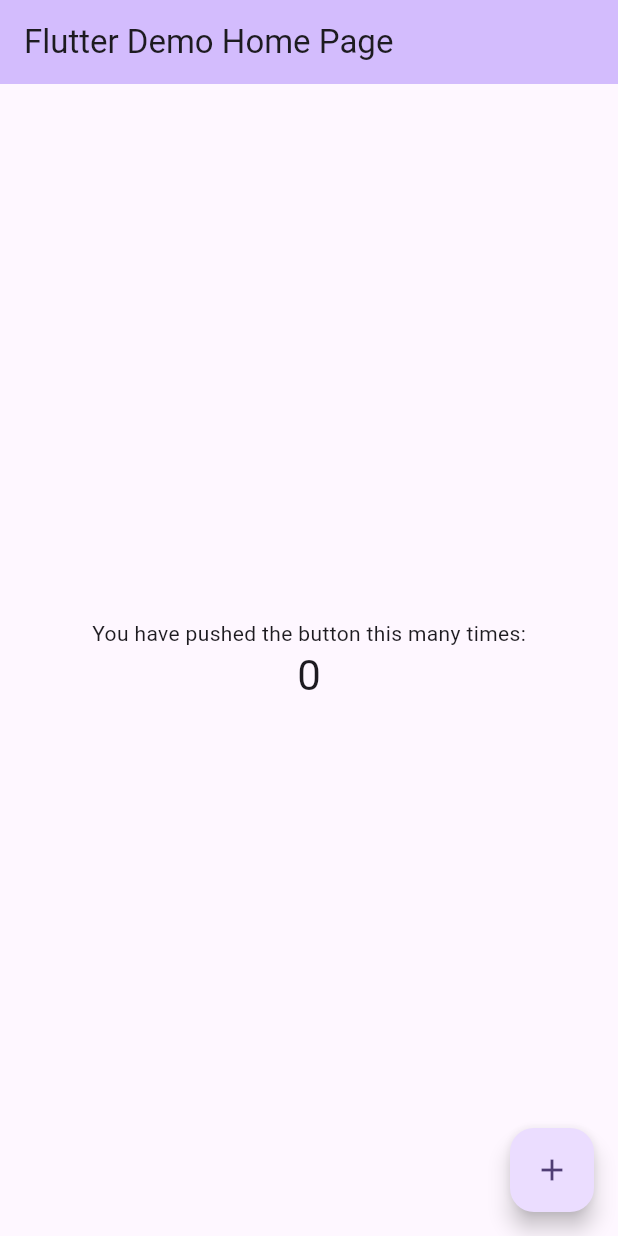
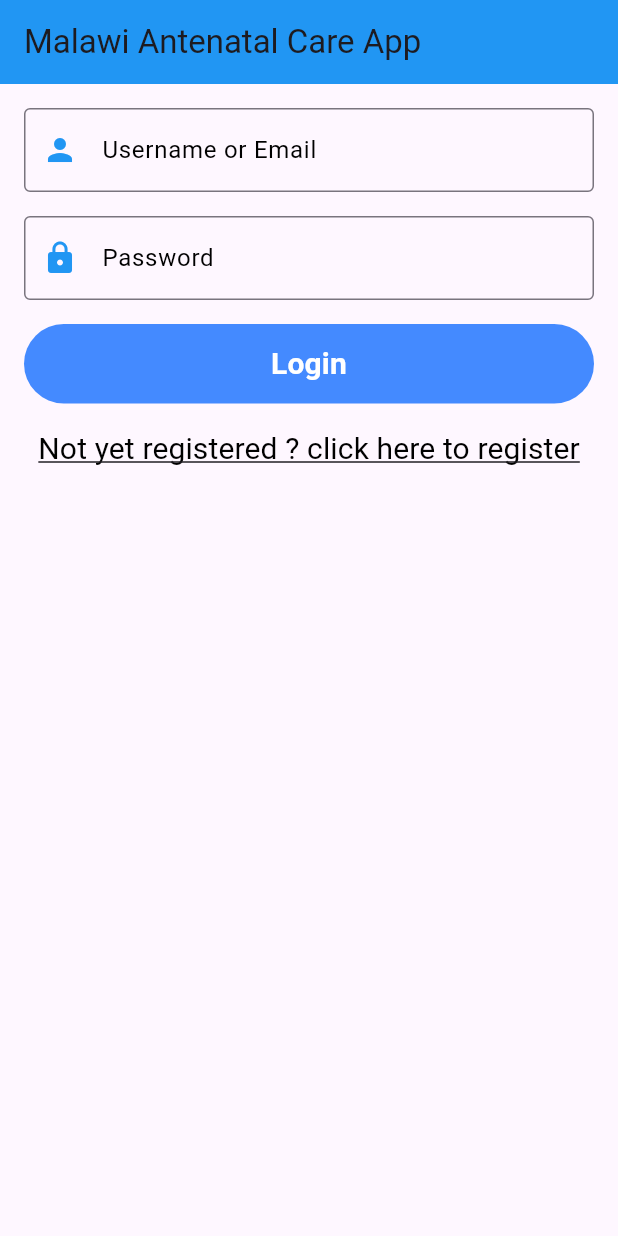
Before and after one commit to yankhofunsani/mw_antenalcare, a Flutter app: the screen it shows after launch, on a phone screen of 412 x 824 dp. Run offline on Flutter 3.47's test engine with Material 3 defaults, Android fonts, the phone set to English and light mode, and no system bars; our stand-ins replace firebase_core; accounts and stored records are empty.

Commit message:
bulding homepage

```diff
--- a/lib/main.dart
+++ b/lib/main.dart
@@ -1,122 +1,95 @@
 import 'package:flutter/material.dart';
 
 void main() {
-  runApp(const MyApp());
+  runApp(
+     MaterialApp(
+     title: 'antenatal care app',
+      theme: ThemeData(
+        primarySwatch: Colors.blue,
+      ),
+      home: const HomePage()
+      ,)
+  );
 }
+// LANDING PAGE CODE
+class HomePage extends StatelessWidget{
+  const HomePage({Key? key}): super(key: key);
 
-class MyApp extends StatelessWidget {
-  const MyApp({super.key});
-
-  // This widget is the root of your application.
-  @override
-  Widget build(BuildContext context) {
-    return MaterialApp(
-      title: 'Flutter Demo',
-      theme: ThemeData(
-        // This is the theme of your application.
-        //
-        // TRY THIS: Try running your application with "flutter run". You'll see
-        // the application has a purple toolbar. Then, without quitting the app,
-        // try changing the seedColor in the colorScheme below to Colors.green
-        // and then invoke "hot reload" (save your changes or press the "hot
-        // reload" button in a Flutter-supported IDE, or press "r" if you used
-        // the command line to start the app).
-        //
-        // Notice that the counter didn't reset back to zero; the application
-        // state is not lost during the reload. To reset the state, use hot
-        // restart instead.
-        //
-        // This works for code too, not just values: Most code changes can be
-        // tested with just a hot reload.
-        colorScheme: ColorScheme.fromSeed(seedColor: Colors.deepPurple),
+@override
+Widget build(BuildContext context) {
+  final List<Widget> formItems = [
+    TextField(
+      decoration: InputDecoration(
+        labelText: 'Username or Email',
+        border: OutlineInputBorder(),
+        prefixIcon: Icon(Icons.person, color: Colors.blue),
+        labelStyle: TextStyle(fontSize: 16, color: Colors.black, fontFamily: 'Roboto'),
       ),
-      home: const MyHomePage(title: 'Flutter Demo Home Page'),
-    );
-  }
-}
-
-class MyHomePage extends StatefulWidget {
-  const MyHomePage({super.key, required this.title});
-
-  // This widget is the home page of your application. It is stateful, meaning
-  // that it has a State object (defined below) that contains fields that affect
-  // how it looks.
-
-  // This class is the configuration for the state. It holds the values (in this
-  // case the title) provided by the parent (in this case the App widget) and
-  // used by the build method of the State. Fields in a Widget subclass are
-  // always marked "final".
-
-  final String title;
-
-  @override
-  State<MyHomePage> createState() => _MyHomePageState();
-}
-
-class _MyHomePageState extends State<MyHomePage> {
-  int _counter = 0;
-
-  void _incrementCounter() {
-    setState(() {
-      // This call to setState tells the Flutter framework that something has
-      // changed in this State, which causes it to rerun the build method below
-      // so that the display can reflect the updated values. If we changed
-      // _counter without calling setState(), then the build method would not be
-      // called again, and so nothing would appear to happen.
-      _counter++;
-    });
-  }
-
-  @override
-  Widget build(BuildContext context) {
-    // This method is rerun every time setState is called, for instance as done
-    // by the _incrementCounter method above.
-    //
-    // The Flutter framework has been optimized to make rerunning build methods
-    // fast, so that you can just rebuild anything that needs updating rather
-    // than having to individually change instances of widgets.
-    return Scaffold(
-      appBar: AppBar(
-        // TRY THIS: Try changing the color here to a specific color (to
-        // Colors.amber, perhaps?) and trigger a hot reload to see the AppBar
-        // change color while the other colors stay the same.
-        backgroundColor: Theme.of(context).colorScheme.inversePrimary,
-        // Here we take the value from the MyHomePage object that was created by
-        // the App.build method, and use it to set our appbar title.
-        title: Text(widget.title),
+    ),
+    TextField(
+      obscureText: true,
+      decoration: InputDecoration(
+        labelText: "Password",
+        border: OutlineInputBorder(),
+        prefixIcon: Icon(Icons.lock, color: Colors.blue),
+        labelStyle: TextStyle(fontSize: 16, color: Colors.black, fontFamily: 'Roboto'),
       ),
-      body: Center(
-        // Center is a layout widget. It takes a single child and positions it
-        // in the middle of the parent.
-        child: Column(
-          // Column is also a layout widget. It takes a list of children and
-          // arranges them vertically. By default, it sizes itself to fit its
-          // children horizontally, and tries to be as tall as its parent.
-          //
-          // Column has various properties to control how it sizes itself and
-          // how it positions its children. Here we use mainAxisAlignment to
-          // center the children vertically; the main axis here is the vertical
-          // axis because Columns are vertical (the cross axis would be
-          // horizontal).
-          //
-          // TRY THIS: Invoke "debug painting" (choose the "Toggle Debug Paint"
-          // action in the IDE, or press "p" in the console), to see the
-          // wireframe for each widget.
-          mainAxisAlignment: MainAxisAlignment.center,
-          children: <Widget>[
-            const Text('You have pushed the button this many times:'),
-            Text(
-              '$_counter',
-              style: Theme.of(context).textTheme.headlineMedium,
-            ),
-          ],
+    ),
+    TextButton(
+      onPressed: () async {
+        // login logic
+      },
+      style: TextButton.styleFrom(
+        padding: EdgeInsets.symmetric( vertical: 12),
+        backgroundColor: Colors.blueAccent,
+      ),
+      child: Text(
+        'Login',
+        textAlign: TextAlign.center,
+        style: TextStyle(
+          fontSize: 20,
+          fontWeight: FontWeight.bold,
+          color: Colors.white,
+          fontFamily: 'Roboto',
         ),
       ),
-      floatingActionButton: FloatingActionButton(
-        onPressed: _incrementCounter,
-        tooltip: 'Increment',
-        child: const Icon(Icons.add),
-      ), // This trailing comma makes auto-formatting nicer for build methods.
-    );
-  }
+    ),
+    TextButton(
+      onPressed: () {
+        // register logic
+      },
+      style: TextButton.styleFrom(
+        padding: EdgeInsets.zero,
+        foregroundColor: Colors.blueAccent,
+        minimumSize: Size(0, 0),
+        tapTargetSize: MaterialTapTargetSize.shrinkWrap
+      ),
+      child: Text(
+        'Not yet registered ? click here to register',
+        style: TextStyle(
+          fontSize: 20,
+          fontWeight: FontWeight.normal,
+          color: Colors.black,
+          fontFamily: 'Roboto',
+          decoration: TextDecoration.underline,
+        ),
+      ),
+    ),
+  ];
+
+  return Scaffold(
+    appBar: AppBar(
+      title: Text('Malawi Antenatal Care App'),
+      backgroundColor: Colors.blue,
+    ),
+    body: Padding(
+      padding: const EdgeInsets.all(16.0),
+      child: ListView.separated(
+        itemCount: formItems.length,
+        separatorBuilder: (context, index) => SizedBox(height: 16), // spacing between widgets
+        itemBuilder: (context, index) => formItems[index],
+      ),
+    ),
+  );
 }
+}
```
Also changed, not shown: 2 other files.
